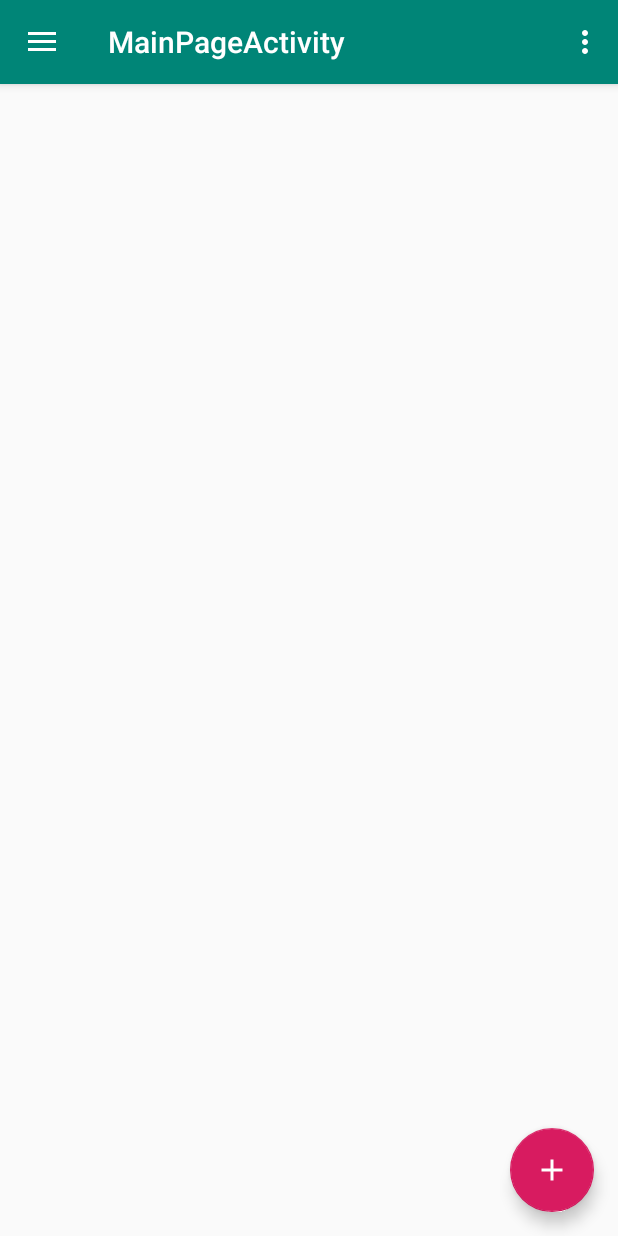
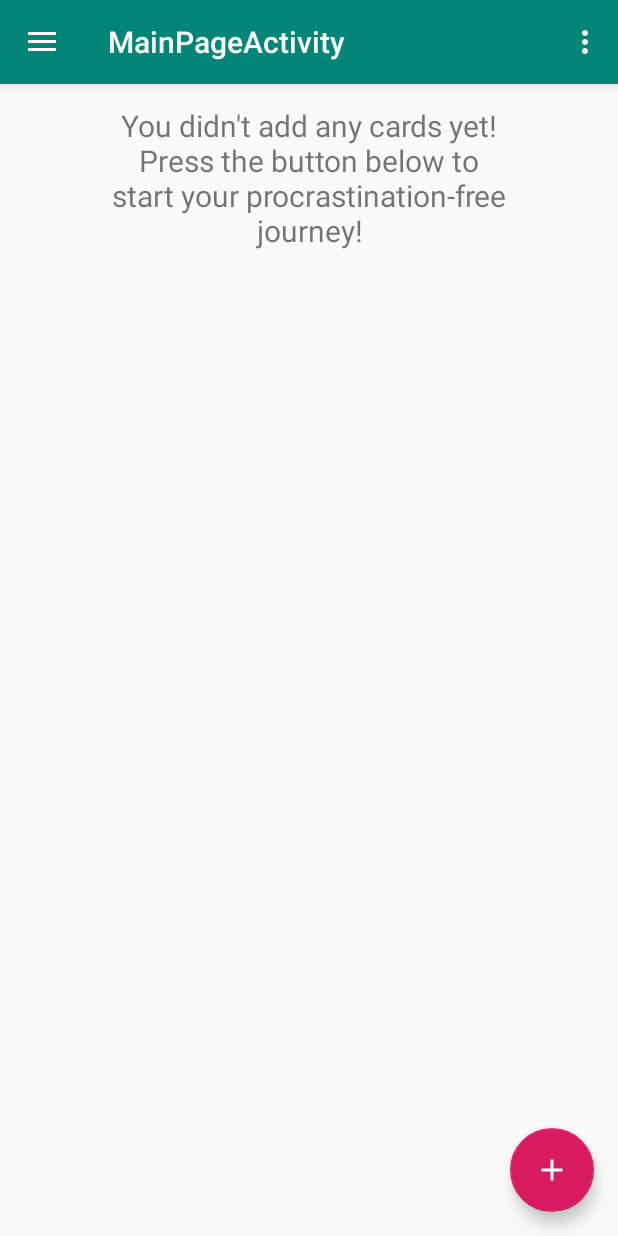
Before and after one commit to jamil-zaitouny/FlowDone, an Android app: the MainPageActivity screen opened directly, with no data from a screen before it, on a phone screen of 412 x 824 dp. Run offline under Robolectric (Android 15) with nearby library versions, the phone set to English and light mode, and no system bars.

Commit message:
Finishing up the mainPage design

```diff
--- a/app/src/main/res/layout/activity_main_page.xml
+++ b/app/src/main/res/layout/activity_main_page.xml
@@ -21,5 +21,4 @@
         android:fitsSystemWindows="true"
         app:headerLayout="@layout/nav_header_main_page"
         app:menu="@menu/activity_main_page_drawer" />
-
 </androidx.drawerlayout.widget.DrawerLayout>
--- a/app/src/main/res/layout/app_bar_main_page.xml
+++ b/app/src/main/res/layout/app_bar_main_page.xml
@@ -20,6 +20,16 @@
 
     </com.google.android.material.appbar.AppBarLayout>
 
+    <TextView
+        android:textSize="20dp"
+        android:layout_marginTop="70dp"
+        android:layout_marginHorizontal="60dp"
+        android:textAlignment="center"
+        android:layout_width="wrap_content"
+        android:layout_height="wrap_content"
+        android:text="@string/addSomething"
+        android:id="@+id/addSomething"/>
+
     <include layout="@layout/content_main_page" />
 
     <com.google.android.material.floatingactionbutton.FloatingActionButton
@@ -30,5 +40,4 @@
         android:layout_margin="@dimen/fab_margin"
         android:src="@drawable/ic_add_black_24dp"
         />
-
 </androidx.coordinatorlayout.widget.CoordinatorLayout>
--- a/app/src/main/res/menu/main_page.xml
+++ b/app/src/main/res/menu/main_page.xml
@@ -1,6 +1,12 @@
 <?xml version="1.0" encoding="utf-8"?>
 <menu xmlns:android="http://schemas.android.com/apk/res/android"
     xmlns:app="http://schemas.android.com/apk/res-auto">
+    <item
+        android:id="@+id/logoutButton"
+        android:orderInCategory="1"
+        android:title="@string/logout"
+        app:showAsAction="never"
+        />
     <item
         android:id="@+id/action_settings"
         android:orderInCategory="100"
--- a/app/src/main/res/values/strings.xml
+++ b/app/src/main/res/values/strings.xml
@@ -19,4 +19,5 @@
     <string name="menu_tools">Tools</string>
     <string name="menu_share">Share</string>
     <string name="menu_send">Send</string>
+    <string name="addSomething">You didn\'t add any cards yet! Press the button below to start your procrastination-free journey!</string>
 </resources>
```
